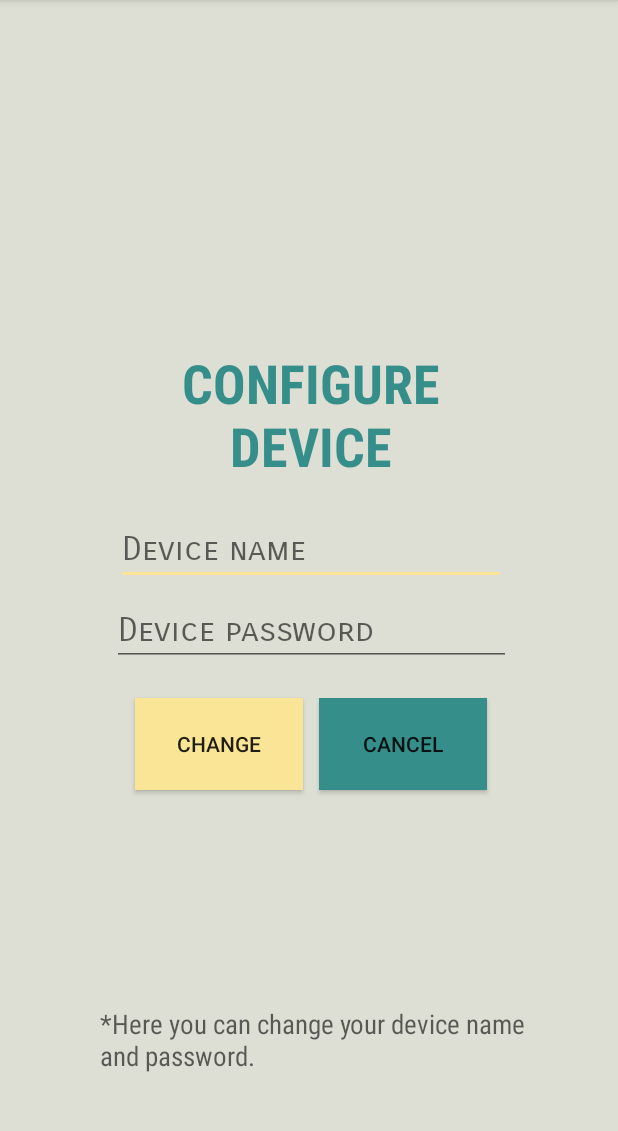
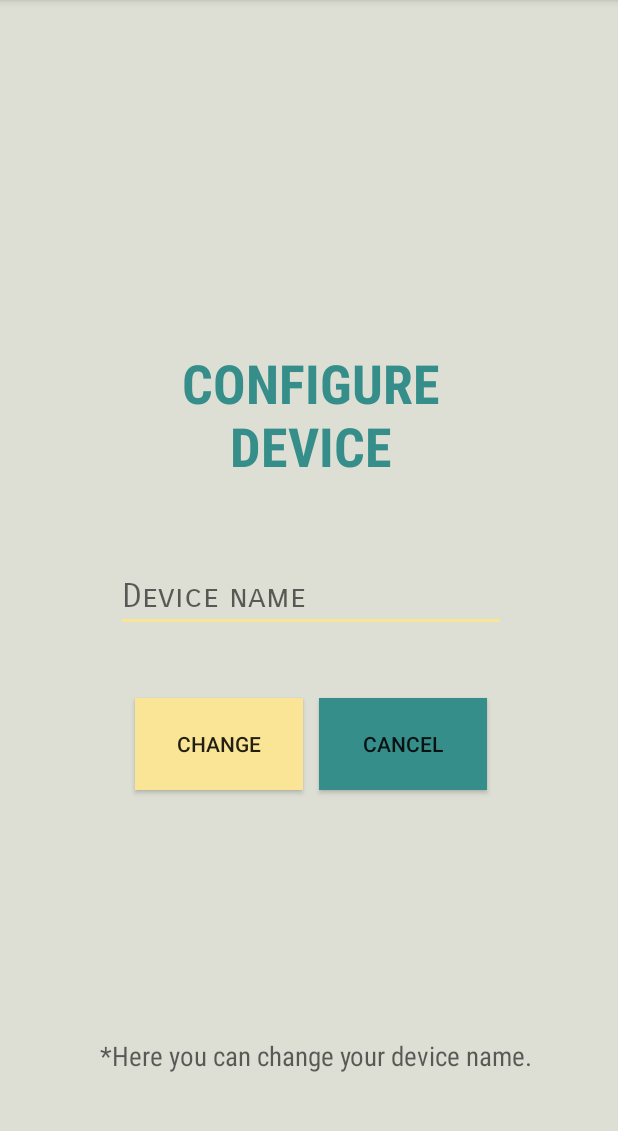
Before and after one commit to vladd08/Licenta-2018, an Android app: the fragment ConfigureDeviceFragment placed in its activity, after a tap on "CHANGE", on a phone screen of 412 x 824 dp, the part 84-1215 px from its top. Run offline under Robolectric (Android 15) with nearby library versions, the phone set to English and light mode, and no system bars; 2 statements that could not run were skipped.

Commit message:
Implemented bt device name change, authenticator 100% done without server part, UI finished for now

```diff
--- a/Android/app/src/main/java/licenta/orbulescu/vlad/smartoffice/ConfigureDeviceFragment.java
+++ b/Android/app/src/main/java/licenta/orbulescu/vlad/smartoffice/ConfigureDeviceFragment.java
@@ -2,6 +2,7 @@ package licenta.orbulescu.vlad.smartoffice;
 
 import android.bluetooth.BluetoothDevice;
 import android.content.Context;
+import android.content.Intent;
 import android.net.Uri;
 import android.os.Bundle;
 import android.support.annotation.Nullable;
@@ -12,6 +13,7 @@ import android.view.View;
 import android.view.ViewGroup;
 import android.widget.Button;
 import android.widget.EditText;
+import android.widget.Toast;
 
 import org.w3c.dom.Text;
 
@@ -19,7 +21,6 @@ import java.io.IOException;
 
 public class ConfigureDeviceFragment extends Fragment implements View.OnClickListener {
     private EditText deviceName;
-    private EditText devicePassword;
     private BluetoothModule module;
     private BluetoothDevice connectedDevice;
     private OnFragmentInteractionListener mListener;
@@ -51,7 +52,6 @@ public class ConfigureDeviceFragment extends Fragment implements View.OnClickLis
         Button cancelButton =  (Button) view.findViewById(R.id.button_cancel);
         Button configureButton =  (Button) view.findViewById(R.id.button_configure);
         deviceName = (EditText) view.findViewById(R.id.editName);
-        devicePassword = (EditText) view.findViewById(R.id.editPass);
         cancelButton.setOnClickListener(this);
         configureButton.setOnClickListener(this);
         module = (BluetoothModule) getArguments().getSerializable("module");
@@ -69,7 +69,6 @@ public class ConfigureDeviceFragment extends Fragment implements View.OnClickLis
     @Override
     public void onAttach(Context context) {
         super.onAttach(context);
-        module = new BluetoothModule(getActivity().getApplicationContext(), getActivity());
         if (context instanceof OnFragmentInteractionListener) {
             mListener = (OnFragmentInteractionListener) context;
         } else {
@@ -99,12 +98,26 @@ public class ConfigureDeviceFragment extends Fragment implements View.OnClickLis
     }
 
     public void configureDevice() throws IOException {
-        if(deviceName.getText().toString() != "" && devicePassword.getText().toString() != "") {
-            module.sendData("AT");
+        String name = deviceName.getText().toString();
+        ToasterService tService = new ToasterService();
+        if(!name.isEmpty() ) {
+            if(name.length() <= 10){
+                try {
+                    module.sendData(getString(R.string.name_command) + name);
+                    tService.setMessage(getString(R.string.please_reconnect_device));
+                    tService.DisplayToast(this.getActivity().getApplicationContext(),1);
+                    getActivity().onBackPressed();
+                } catch (IOException ex) {
+                    tService.setMessage(getString(R.string.could_not_deliver_data));
+                    tService.DisplayToast(getContext(), 1);
+                }
+            } else {
+                tService.setMessage(getString(R.string.max_10_chars_error));
+                tService.DisplayToast(this.getActivity().getApplicationContext(),1);
+            }
         } else {
-            ToasterService tService = new ToasterService();
             tService.setMessage(getString(R.string.fill_the_form));
-            tService.DisplayToast(getContext(),0);
+            tService.DisplayToast(this.getActivity().getApplicationContext(),0);
         }
     }
 
--- a/Android/app/src/main/res/layout/fragment_configure_device.xml
+++ b/Android/app/src/main/res/layout/fragment_configure_device.xml
@@ -48,28 +48,7 @@
         app:layout_constraintHorizontal_bias="0.506"
         app:layout_constraintStart_toStartOf="parent"
         app:layout_constraintTop_toTopOf="parent"
-        app:layout_constraintVertical_bias="0.299" />
-
-    <EditText
-        android:id="@+id/editPass"
-        android:layout_width="266dp"
-        android:layout_height="wrap_content"
-        android:layout_marginBottom="8dp"
-        android:layout_marginEnd="8dp"
-        android:layout_marginStart="8dp"
-        android:layout_marginTop="8dp"
-        android:ems="10"
-        android:fontFamily="sans-serif-smallcaps"
-        android:hint="@string/device_password"
-        android:inputType="textPersonName|textPassword"
-        android:singleLine="true"
-        android:textAppearance="@style/TextAppearance.AppCompat.Large"
-        android:textColor="@android:color/darker_gray"
-        app:layout_constraintBottom_toBottomOf="parent"
-        app:layout_constraintEnd_toEndOf="parent"
-        app:layout_constraintStart_toStartOf="parent"
-        app:layout_constraintTop_toTopOf="parent"
-        app:layout_constraintVertical_bias="0.413" />
+        app:layout_constraintVertical_bias="0.365" />
 
     <Button
         android:id="@+id/button_configure"
--- a/Android/app/src/main/res/values/strings.xml
+++ b/Android/app/src/main/res/values/strings.xml
@@ -22,15 +22,16 @@
     <string name="looks_good">Looks good!</string>
     <string name="no_requests_available">There are no requests available at this time. Back to work!</string>
     <string name="please_connect">Please connect to your Arduino device!</string>
-
-    <!-- TODO: Remove or change this placeholder text -->
-    <string name="hello_blank_fragment">Hello blank fragment</string>
     <string name="you_must_be_connected_to_configure">You must be connected to do this!</string>
     <string name="cancel">Cancel</string>
     <string name="configure_device">Configure device</string>
     <string name="device_name">Device name</string>
     <string name="device_password">Device password</string>
     <string name="change">Change</string>
-    <string name="here_you_can_change_your_device_name_and_password">*Here you can change your device name and password.</string>
+    <string name="here_you_can_change_your_device_name_and_password">*Here you can change your device name.</string>
     <string name="fill_the_form">Please fill the form.</string>
+    <string name="could_not_deliver_data">Could not deliver data, please try again!</string>
+    <string name="please_reconnect_device">Please disconnect, restart the device and turn it off and on for the changes to take effect.</string>
+    <string name="max_10_chars_error">The name must be max. 10 characters long!</string>
+    <string name="name_command">+BLTE=</string>
 </resources>
```
Also changed, not shown: Android/app/src/main/java/licenta/orbulescu/vlad/smartoffice/BluetoothModule.java (+19 -4 lines), 1 other file.
